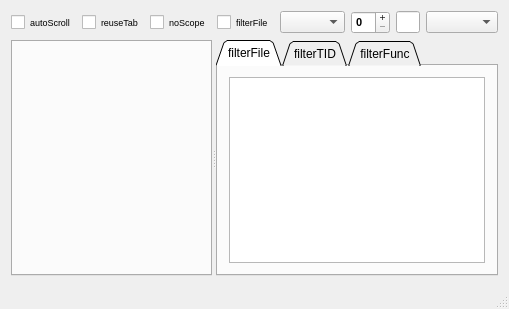
This is trace_server/mainwindow.ui in mojmir-svoboda/DbgToolkit as Qt 5 draws it before an edit. The edited form follows.
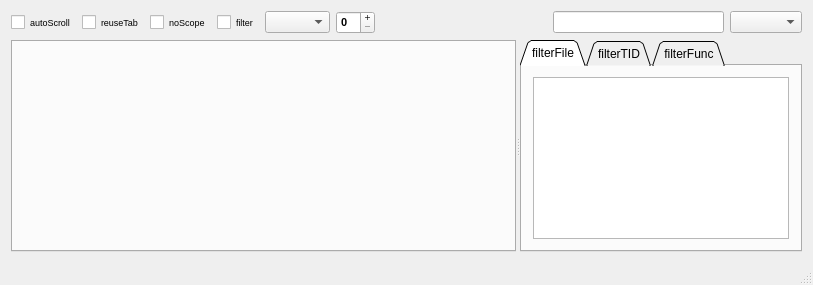
This is the edited form.

Commit message: + pre-filled editor field in column setup + right align of time, lvl, ctx, tid, line fields * fixed crash in closing tab

Diff of the .ui file:
```diff
--- a/trace_server/mainwindow.ui
+++ b/trace_server/mainwindow.ui
@@ -6,8 +6,8 @@
    <rect>
     <x>0</x>
     <y>0</y>
-    <width>509</width>
-    <height>309</height>
+    <width>813</width>
+    <height>285</height>
    </rect>
   </property>
   <property name="windowTitle">
@@ -61,7 +61,7 @@
          </font>
         </property>
         <property name="text">
-         <string>filterFile</string>
+         <string>filter</string>
         </property>
        </widget>
       </item>
```
Left out of the diff: 2 changed lines with no effect on the pictures. The commit also changes 5 other files.
